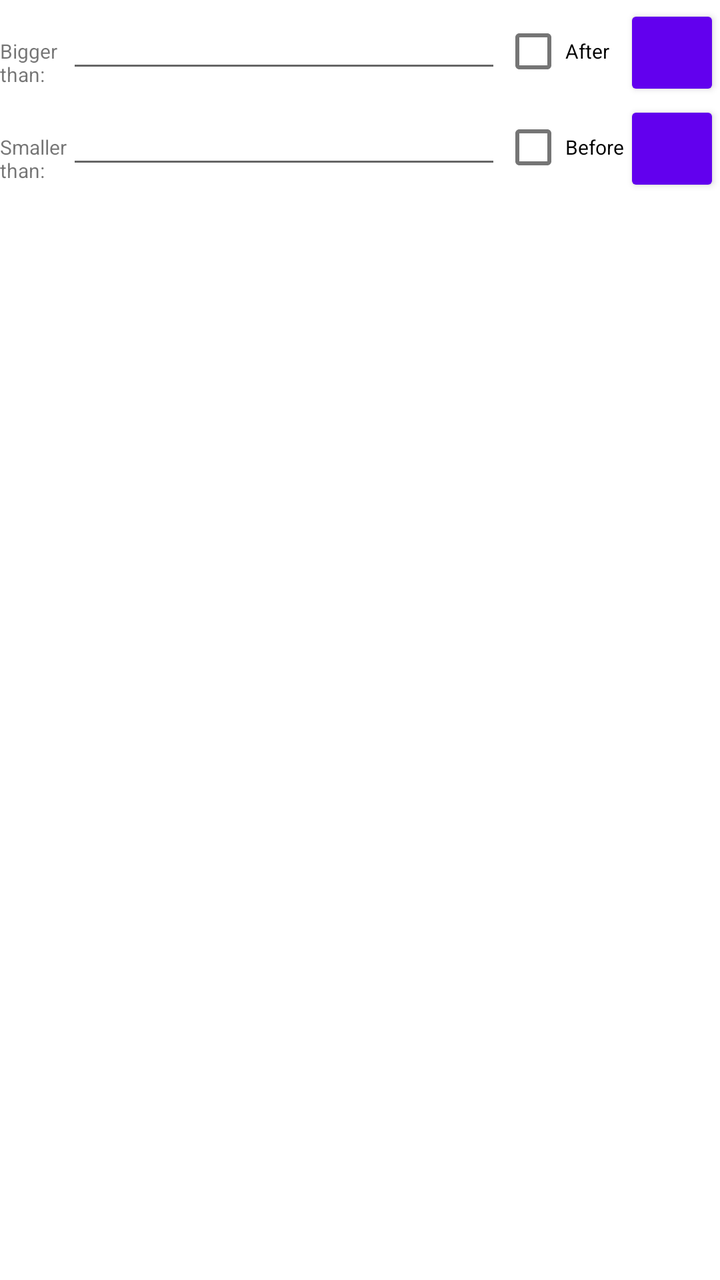
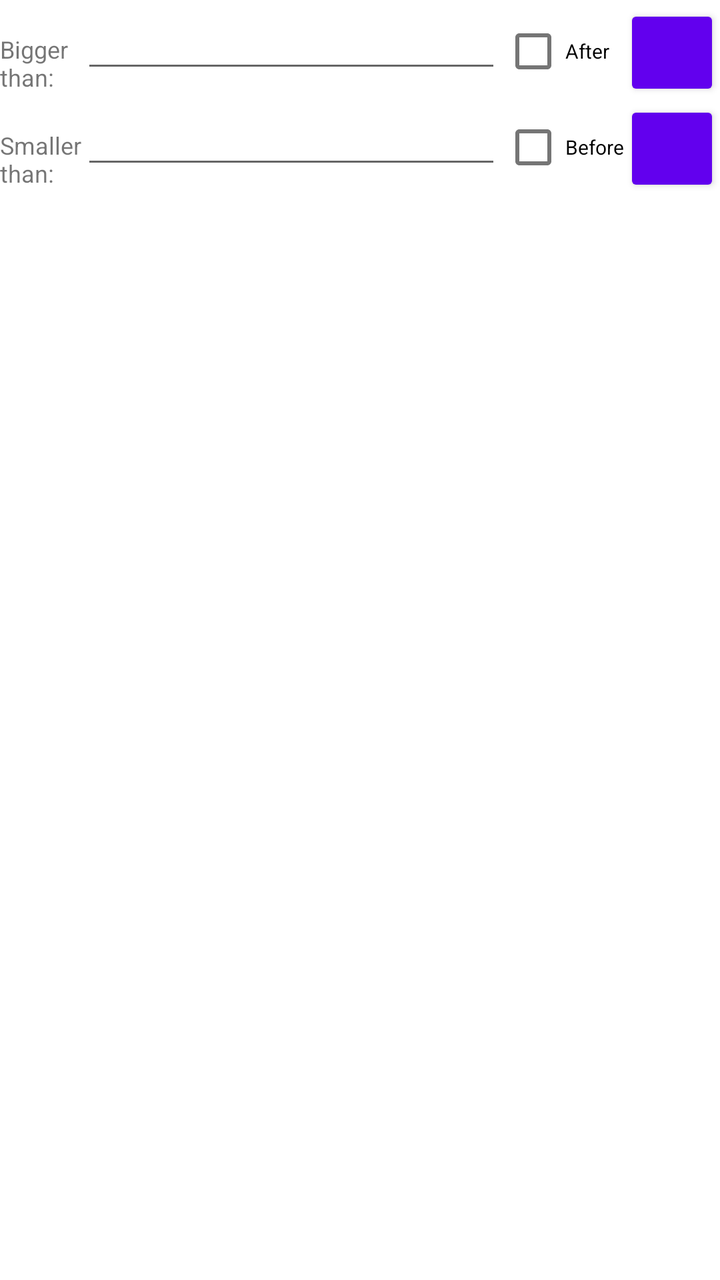

The first picture is an Android layout as it rendered before a commit; the second is the same layout after the commit. The layout source and the unified diff follow.
<!-- AndroidManifest.xml: fallback theme Theme.MaterialComponents.DayNight.NoActionBar -->
<!-- res/layout/file_props.xml -->
<?xml version="1.0" encoding="UTF-8"?>
<TableLayout xmlns:android="http://schemas.android.com/apk/res/android"
    android:layout_width="fill_parent"
    android:layout_height="wrap_content"
    android:stretchColumns="1">

    <TableRow android:layout_width="fill_parent">

        <TextView
            android:id="@+id/bigger_prompt"
            android:layout_width="wrap_content"
            android:layout_height="wrap_content"
            android:layout_weight="1"
            android:text="@string/bigger_than"
            android:textSize="10dp" />

        <EditText
            android:id="@+id/edit_bigger"
            android:layout_width="fill_parent"
            android:layout_height="wrap_content"
            android:layout_weight="2"
            android:inputType="number"
            android:scrollHorizontally="true" />

        <Spinner
            android:id="@+id/scale_bigger"
            android:layout_width="wrap_content"
            android:layout_height="wrap_content"
            android:layout_weight="1"
            android:background="@null"/>

        <CheckBox
            android:id="@+id/mod_after"
            android:layout_width="wrap_content"
            android:layout_height="wrap_content"
            android:layout_weight="1"
            android:text="@string/mod_after"
            android:textSize="10dp" />

        <Button
            android:id="@+id/mod_after_date"
            style="?android:attr/buttonStyleSmall"
            android:layout_width="wrap_content"
            android:layout_weight="1"
            android:layout_height="wrap_content"
            android:text="@string/empty_string"
            android:textSize="8dp" />
    </TableRow>

    <TableRow android:layout_width="fill_parent">

        <TextView
            android:id="@+id/smaller_prompt"
            android:layout_width="wrap_content"
            android:layout_height="wrap_content"
            android:layout_gravity="top"
            android:layout_weight="1"
            android:text="@string/smaller_than"
            android:textSize="10dp" />

        <EditText
            android:id="@+id/edit_smaller"
            android:layout_width="fill_parent"
            android:layout_height="wrap_content"
            android:layout_weight="2"
            android:inputType="number"
            android:scrollHorizontally="true" />

        <Spinner
            android:id="@+id/scale_smaller"
            android:layout_width="wrap_content"
            android:layout_weight="1"
            android:layout_height="wrap_content"
            android:background="@null"/>

        <CheckBox
            android:id="@+id/mod_before"
            android:layout_width="wrap_content"
            android:layout_height="wrap_content"
            android:layout_gravity="top"
            android:layout_weight="1"
            android:text="@string/mod_before"
            android:textSize="10dp" />

        <Button
            android:id="@+id/mod_before_date"
            style="?android:attr/buttonStyleSmall"
            android:layout_width="wrap_content"
            android:layout_height="wrap_content"
            android:layout_gravity="top"
            android:layout_weight="1"
            android:text="@string/empty_string"
            android:textSize="8dp" />
    </TableRow>
</TableLayout>
<!-- resources referenced by this layout -->
<resources>
  <string name="bigger_than">Bigger\nthan:</string>
  <string name="empty_string" translatable="false" />
  <string name="mod_after">After</string>
  <string name="mod_before">Before</string>
  <string name="smaller_than">Smaller\nthan:</string>
</resources>

<!-- the commit's change to res/layout/file_props.xml (unified diff, before → after) -->
@@ -12,7 +12,7 @@
             android:layout_height="wrap_content"
             android:layout_weight="1"
             android:text="@string/bigger_than"
-            android:textSize="10dp" />
+            android:textSize="12dp" />
 
         <EditText
             android:id="@+id/edit_bigger"
@@ -56,7 +56,7 @@
             android:layout_gravity="top"
             android:layout_weight="1"
             android:text="@string/smaller_than"
-            android:textSize="10dp" />
+            android:textSize="12dp" />
 
         <EditText
             android:id="@+id/edit_smaller"
